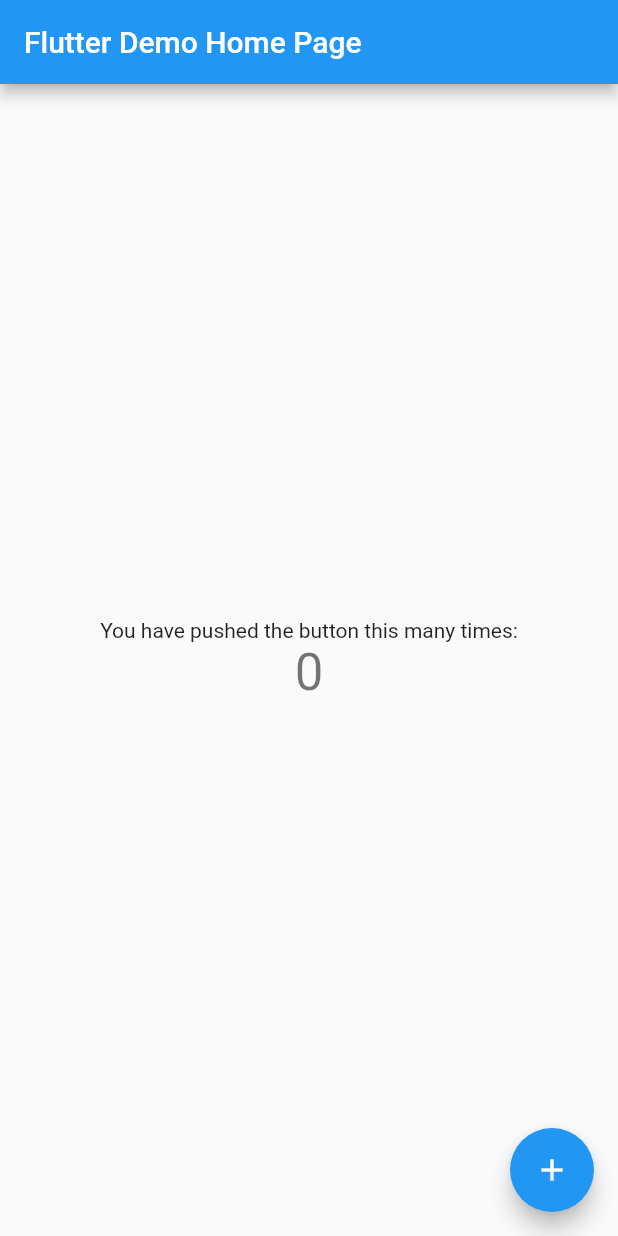
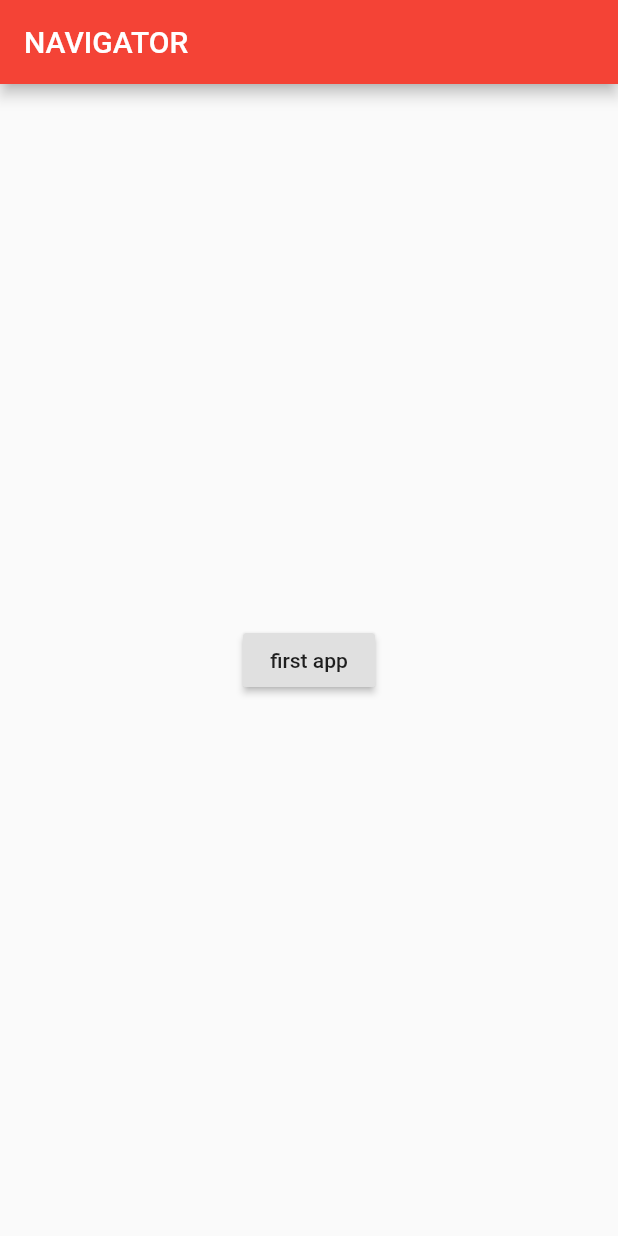
Before and after one commit to pcaddicted/flutter_first_app_more, a Flutter app: the screen it shows after launch, on a phone screen of 412 x 824 dp. Run offline on Flutter 3.47's test engine with Material 2 defaults, Android fonts, the phone set to English and light mode, and no system bars.

Commit message:
Widget navigator

```diff
--- a/lib/main.dart
+++ b/lib/main.dart
@@ -2,108 +2,76 @@ import 'package:flutter/material.dart';
 
 void main() => runApp(new MyApp());
 
-class MyApp extends StatelessWidget {
-  // This widget is the root of your application.
+class MyApp extends StatelessWidget{
   @override
   Widget build(BuildContext context) {
-    return new MaterialApp(
-      title: 'Flutter Demo',
-      theme: new ThemeData(
-        // This is the theme of your application.
-        //
-        // Try running your application with "flutter run". You'll see the
-        // application has a blue toolbar. Then, without quitting the app, try
-        // changing the primarySwatch below to Colors.green and then invoke
-        // "hot reload" (press "r" in the console where you ran "flutter run",
-        // or press Run > Flutter Hot Reload in IntelliJ). Notice that the
-        // counter didn't reset back to zero; the application is not restarted.
-        primarySwatch: Colors.blue,
+    // TODO: implement build
+    return MaterialApp(
+      title:"navigator",
+      theme: ThemeData(
+        primaryColor: Colors.red,
       ),
-      home: new MyHomePage(title: 'Flutter Demo Home Page'),
+      home: FirstApp(),
     );
   }
 }
 
-class MyHomePage extends StatefulWidget {
-  MyHomePage({Key key, this.title}) : super(key: key);
+class FirstApp extends StatefulWidget{
+  @override
+  State createState() {
+    // TODO: implement createState
+    return _FirstAppState();
+  }
 
-  // This widget is the home page of your application. It is stateful, meaning
-  // that it has a State object (defined below) that contains fields that affect
-  // how it looks.
-
-  // This class is the configuration for the state. It holds the values (in this
-  // case the title) provided by the parent (in this case the App widget) and
-  // used by the build method of the State. Fields in a Widget subclass are
-  // always marked "final".
-
-  final String title;
-
-  @override
-  _MyHomePageState createState() => new _MyHomePageState();
 }
 
-class _MyHomePageState extends State<MyHomePage> {
-  int _counter = 0;
-
-  void _incrementCounter() {
-    setState(() {
-      // This call to setState tells the Flutter framework that something has
-      // changed in this State, which causes it to rerun the build method below
-      // so that the display can reflect the updated values. If we changed
-      // _counter without calling setState(), then the build method would not be
-      // called again, and so nothing would appear to happen.
-      _counter++;
-    });
-  }
-
+class _FirstAppState extends State<FirstApp>{
   @override
   Widget build(BuildContext context) {
-    // This method is rerun every time setState is called, for instance as done
-    // by the _incrementCounter method above.
-    //
-    // The Flutter framework has been optimized to make rerunning build methods
-    // fast, so that you can just rebuild anything that needs updating rather
-    // than having to individually change instances of widgets.
-    return new Scaffold(
-      appBar: new AppBar(
-        // Here we take the value from the MyHomePage object that was created by
-        // the App.build method, and use it to set our appbar title.
-        title: new Text(widget.title),
+    return Scaffold(
+      appBar: AppBar(
+        title: Text("NAVIGATOR"),
       ),
-      body: new Center(
-        // Center is a layout widget. It takes a single child and positions it
-        // in the middle of the parent.
-        child: new Column(
-          // Column is also layout widget. It takes a list of children and
-          // arranges them vertically. By default, it sizes itself to fit its
-          // children horizontally, and tries to be as tall as its parent.
-          //
-          // Invoke "debug paint" (press "p" in the console where you ran
-          // "flutter run", or select "Toggle Debug Paint" from the Flutter tool
-          // window in IntelliJ) to see the wireframe for each widget.
-          //
-          // Column has various properties to control how it sizes itself and
-          // how it positions its children. Here we use mainAxisAlignment to
-          // center the children vertically; the main axis here is the vertical
-          // axis because Columns are vertical (the cross axis would be
-          // horizontal).
-          mainAxisAlignment: MainAxisAlignment.center,
-          children: <Widget>[
-            new Text(
-              'You have pushed the button this many times:',
-            ),
-            new Text(
-              '$_counter',
-              style: Theme.of(context).textTheme.display1,
-            ),
-          ],
+      body: Center(
+        child: RaisedButton(
+          child: Text("first app"),
+          onPressed: (){
+            Navigator.push(
+              context,
+              MaterialPageRoute(builder: (_) => SecondApp())
+            );
+          }
         ),
       ),
-      floatingActionButton: new FloatingActionButton(
-        onPressed: _incrementCounter,
-        tooltip: 'Increment',
-        child: new Icon(Icons.add),
-      ), // This trailing comma makes auto-formatting nicer for build methods.
     );
   }
 }
+
+class SecondApp extends StatefulWidget{
+  @override
+  State<StatefulWidget> createState() {
+    // TODO: implement createState
+    return SecondAppState();
+  }
+}
+
+class SecondAppState extends State<SecondApp>{
+  @override
+  Widget build(BuildContext context) {
+    // TODO: implement build
+    return Scaffold(
+      appBar: AppBar(
+        title: Text("secondapp"),
+      ),
+      body: Center(
+        child: RaisedButton(
+          child: Text("back"),
+          onPressed: (){
+            Navigator.pop(context);
+          },
+        ),
+      ),
+    );
+  }
+
+}
```
